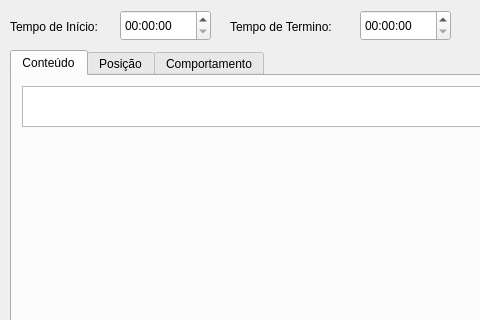
Qt form ui/VideoContent.ui (caioviel/pyannotator) before a commit; both pictures show x 0 to 480 and y 0 to 320 of the 744 by 640 pixel window.
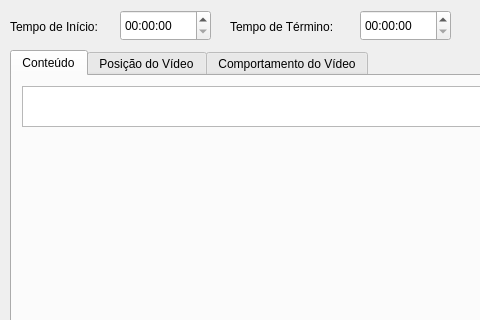
The same form after that commit. The open tabs and pages were chosen to show the change. Icons and pictures are not drawn.

Commit message: VideoContent ok.

```diff
--- a/ui/VideoContent.ui
+++ b/ui/VideoContent.ui
@@ -78,12 +78,12 @@
    </widget>
    <widget class="QWidget" name="tab_position">
     <attribute name="title">
-     <string>Posição</string>
+     <string>Posição do Vídeo</string>
     </attribute>
    </widget>
    <widget class="QWidget" name="tab_behavior">
     <attribute name="title">
-     <string>Comportamento</string>
+     <string>Comportamento do Vídeo</string>
     </attribute>
     <widget class="QWidget" name="volume_control_widget" native="true">
      <property name="geometry">
@@ -143,7 +143,7 @@
     </rect>
    </property>
    <property name="text">
-    <string>Tempo de Termino:</string>
+    <string>Tempo de Término:</string>
    </property>
   </widget>
   <widget class="QTimeEdit" name="time_end">
```
Left out of the diff: 2 changed lines with no effect on the pictures. The commit also changes 12 other files.
